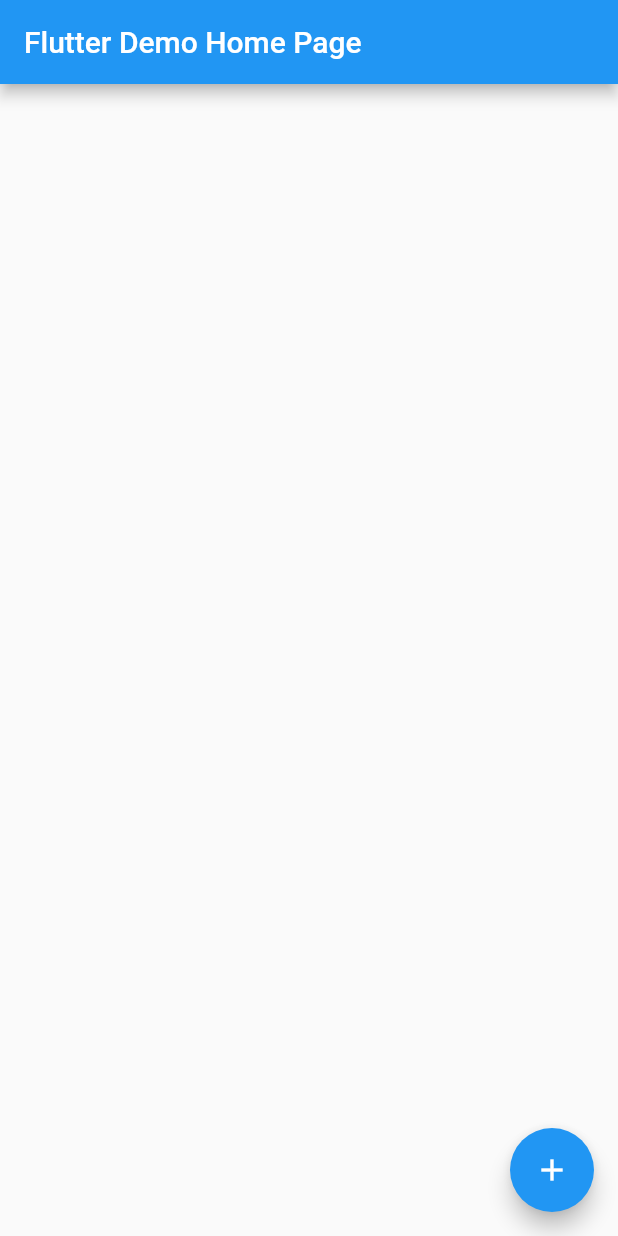
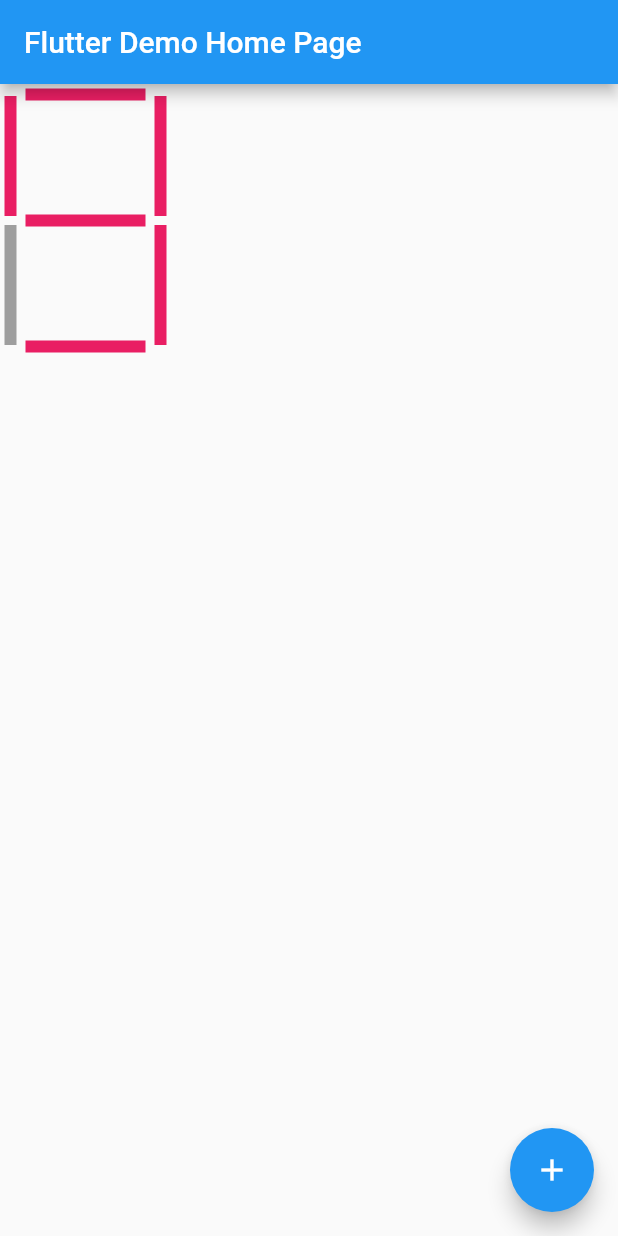
Before and after one commit to guilhermemarx14/qual_o_numero, a Flutter app: the screen it shows after launch, on a phone screen of 412 x 824 dp. Run offline on Flutter 3.47's test engine with Material 2 defaults, Android fonts, the phone set to English and light mode, and no system bars.

Commit message:
Primeiro display pronto

```diff
--- a/qual_o_numero/lib/main.dart
+++ b/qual_o_numero/lib/main.dart
@@ -1,4 +1,5 @@
 import 'package:flutter/material.dart';
+import 'package:qual_o_numero/widget/display.dart';
 
 void main() {
   runApp(MyApp());
@@ -42,7 +43,7 @@ class _MyHomePageState extends State<MyHomePage> {
         title: Text(widget.title),
       ),
       body: Center(
-        child: Column(),
+        child: Display(num: 9),
       ),
       floatingActionButton: FloatingActionButton(
         onPressed: _incrementCounter,
--- /dev/null
+++ b/qual_o_numero/lib/widget/display.dart
@@ -0,0 +1,100 @@
+import 'package:flutter/material.dart';
+
+class Display extends StatelessWidget {
+  const Display({Key? key, required this.num}) : super(key: key);
+  final int num;
+  //contando do inferior esquerdo no sentido anti-horario e deixando o do meio pro ultimo
+
+  // 0 -> 1, 2, 3, 4, 5, 6
+  // 1 -> 1, 2
+  // 2 -> 2, 3, 5, 6, 7
+  // 3 -> 1, 2, 3, 6, 7
+  // 4 -> 1, 2, 4, 7
+  // 5 -> 1, 3, 4, 6, 7
+  // 6 -> 1, 2, 3, 5, 6, 7
+  // 7 -> 1, 2, 3, 4
+  // 8 -> 1, 2, 3, 4, 5, 6, 7
+  // 9 -> 1, 2, 3, 4, 6, 7
+  @override
+  Widget build(BuildContext context) {
+    Color apagada = Colors.grey;
+    Color acesa = Colors.pink;
+    var display1 = [0, 1, 3, 4, 5, 6, 7, 8, 9];
+    var display2 = [0, 1, 2, 3, 4, 7, 8, 9];
+    var display3 = [0, 2, 3, 5, 6, 7, 8, 9];
+    var display4 = [0, 4, 5, 6, 7, 8, 9];
+    var display5 = [0, 2, 6, 8];
+    var display6 = [0, 2, 3, 5, 6, 8, 9];
+    var display7 = [2, 3, 4, 5, 6, 8, 9];
+
+    return Row(
+      children: [
+        Column(
+          children: [
+            SizedBox(height: 5),
+            SegmentoVertical(
+                color: display4.contains(num) ? acesa : apagada), // 4
+            SegmentoVertical(
+                color: display5.contains(num) ? acesa : apagada) // 5
+          ],
+        ),
+        Column(
+          children: [
+            SegmentoHorizontal(
+                color: display3.contains(num) ? acesa : apagada), // 3
+            SizedBox(height: 70, width: 50),
+            SegmentoHorizontal(
+                color: display7.contains(num) ? acesa : apagada), // 7
+            SizedBox(height: 70, width: 50),
+            SegmentoHorizontal(
+                color: display6.contains(num) ? acesa : apagada), // 6
+          ],
+        ),
+        Column(
+          children: [
+            SizedBox(height: 5),
+            SegmentoVertical(
+                color: display2.contains(num) ? acesa : apagada), // 2
+            SegmentoVertical(
+                color: display1.contains(num) ? acesa : apagada) // 1
+          ],
+        ),
+      ],
+    );
+  }
+}
+
+class SegmentoHorizontal extends StatelessWidget {
+  const SegmentoHorizontal({
+    Key? key,
+    required this.color,
+  }) : super(key: key);
+  final Color color;
+  @override
+  Widget build(BuildContext context) {
+    return Padding(
+      padding: const EdgeInsets.all(3.0),
+      child: Container(
+        color: color,
+        height: 8,
+        width: 80,
+      ),
+    );
+  }
+}
+
+class SegmentoVertical extends StatelessWidget {
+  const SegmentoVertical({Key? key, required this.color}) : super(key: key);
+  final Color color;
+  @override
+  Widget build(BuildContext context) {
+    return Padding(
+      padding: const EdgeInsets.all(3.0),
+      child: Container(
+        color: color,
+        height: 80,
+        width: 8,
+      ),
+    );
+  }
+}
```
